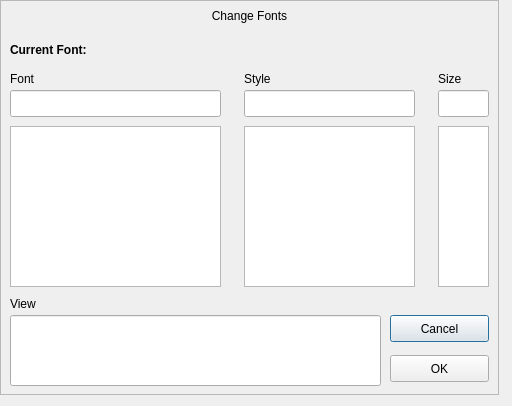
The window that src/kfontdialog.ui (UbuntuKylin/youker-assistant) describes before a commit, drawn with Qt 5.
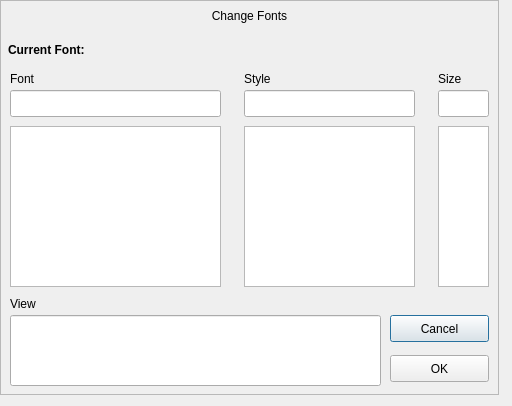
The same window after the commit. Icons and pictures are not drawn.

What changed in the file:
```diff
--- a/src/kfontdialog.ui
+++ b/src/kfontdialog.ui
@@ -167,7 +167,7 @@
   <widget class="QLabel" name="curFontLabel">
    <property name="geometry">
     <rect>
-     <x>10</x>
+     <x>8</x>
      <y>40</y>
      <width>111</width>
      <height>20</height>
@@ -193,7 +193,7 @@
   <widget class="QLabel" name="btn_close">
    <property name="geometry">
     <rect>
-     <x>12</x>
+     <x>7</x>
      <y>6</y>
      <width>26</width>
      <height>20</height>
```
